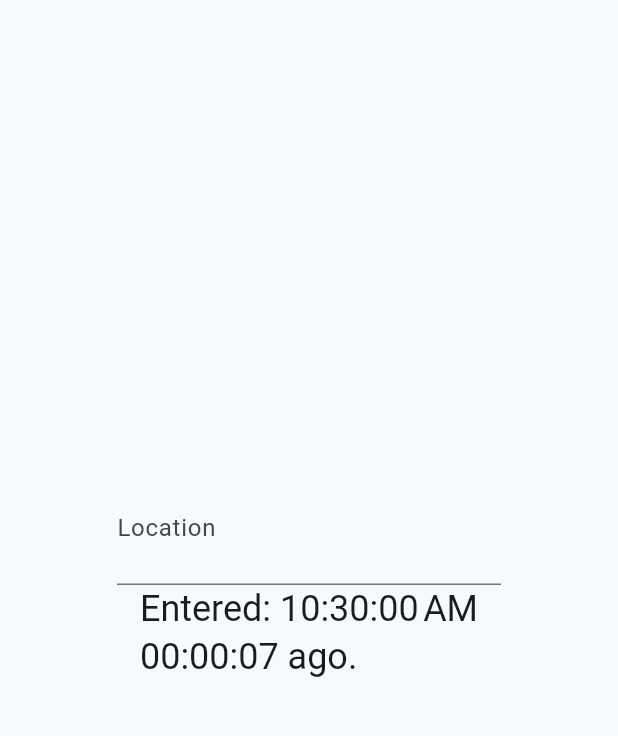
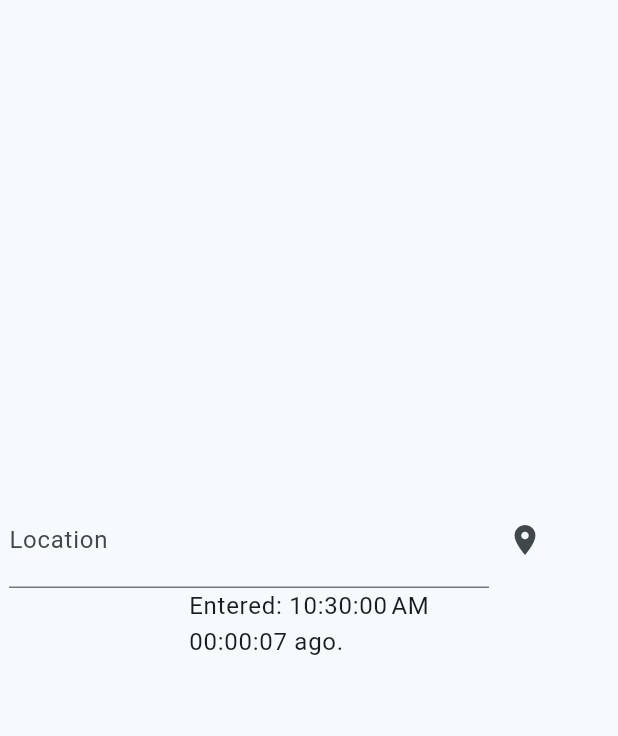
Before and after one commit to siuyin/whre, a Flutter app: the screen it shows after launch, on a phone screen of 412 x 824 dp, the part 84-820 px from its top. Run offline on Flutter 3.47's test engine with Material 3 defaults, Android fonts, the phone set to English and light mode, and no system bars; our stand-ins replace location.

Commit message:
feat: get location from platform

```diff
--- a/lib/main.dart
+++ b/lib/main.dart
@@ -2,6 +2,7 @@ import 'dart:async';
 
 import 'package:flutter/material.dart';
 import 'package:intl/intl.dart';
+import 'package:location/location.dart';
 
 void main() {
   runApp(const MyApp());
@@ -36,7 +37,6 @@ class MyHomePage extends StatefulWidget {
 }
 
 class _MyHomePageState extends State<MyHomePage> {
-  String location = "";
   DateTime startTime = DateTime.now();
   String duration() {
     final dur = DateTime.now().difference(startTime);
@@ -46,10 +46,41 @@ class _MyHomePageState extends State<MyHomePage> {
     return '$hh:$mm:$ss';
   }
 
+  Location geoLoc = Location();
+  final TextEditingController _locController = TextEditingController();
+
+  getLoc() async {
+    final loc = await geoLoc.getLocation();
+    _locController.text = '${loc.latitude},${loc.longitude}';
+    startTime = DateTime.now();
+  }
+
+  getGeoLoc() async {
+    bool serviceEnabled;
+    PermissionStatus permissionGranted;
+
+    serviceEnabled = await geoLoc.serviceEnabled();
+    if (!serviceEnabled) {
+      serviceEnabled = await geoLoc.requestService();
+      if (!serviceEnabled) {
+        return;
+      }
+    }
+
+    permissionGranted = await geoLoc.hasPermission();
+    if (permissionGranted == PermissionStatus.denied) {
+      permissionGranted = await geoLoc.requestPermission();
+      if (permissionGranted != PermissionStatus.granted) {
+        return;
+      }
+    }
+  }
+
   @override
   void initState() {
     super.initState();
     Timer.periodic(const Duration(seconds: 1), (timer) => setState(() {}));
+    // getGeoLoc();
   }
 
   @override
@@ -63,28 +94,61 @@ class _MyHomePageState extends State<MyHomePage> {
         child: Column(
           mainAxisAlignment: MainAxisAlignment.center,
           children: <Widget>[
-            SizedBox(
-              width: 256,
-              child: TextField(
-                decoration: const InputDecoration(
-                  labelText: 'Location',
-                ),
-                style: Theme.of(context).textTheme.displaySmall,
-                onSubmitted: (value) {
-                  setState(() {
-                    location = value;
-                    startTime = DateTime.now();
-                  });
-                },
-              ),
-            ),
-            Text(
-              'Entered: ${DateFormat.jms().format(startTime)}\n${duration()} ago.',
-              style: Theme.of(context).textTheme.headlineSmall,
-            ),
+            parkedLoc(context),
+            timingInfo(context),
           ],
         ),
       ),
     );
   }
+
+  Text timingInfo(BuildContext context) {
+    return Text(
+      'Entered: ${DateFormat.jms().format(startTime)}\n${duration()} ago.',
+      style: Theme.of(context).textTheme.bodyLarge,
+    );
+  }
+
+  SizedBox parkedLoc(BuildContext context) {
+    return SizedBox(
+      width: 400,
+      child: Row(
+        children: [
+          locationTextField(context),
+          getLocationIconButton(),
+        ],
+      ),
+    );
+  }
+
+  Flexible getLocationIconButton() {
+    return Flexible(
+      flex: 2,
+      child: IconButton(
+        onPressed: () {
+          getLoc();
+        },
+        icon: const Icon(Icons.location_on),
+        tooltip: 'capture latitude & longitude to paste into Google Maps',
+      ),
+    );
+  }
+
+  Flexible locationTextField(BuildContext context) {
+    return Flexible(
+      flex: 8,
+      child: TextField(
+        decoration: const InputDecoration(
+          labelText: 'Location',
+        ),
+        style: Theme.of(context).textTheme.headlineSmall,
+        onSubmitted: (_) {
+          setState(() {
+            startTime = DateTime.now();
+          });
+        },
+        controller: _locController,
+      ),
+    );
+  }
 }
--- a/pubspec.yaml
+++ b/pubspec.yaml
@@ -37,6 +37,7 @@ dependencies:
   cupertino_icons: ^1.0.8
   intl: ^0.19.0
   flutter_launcher_icons: ^0.13.1
+  location: ^7.0.0
 
 flutter_launcher_icons:
   image_path: "assets/icon/icon.png"
```
Also changed, not shown: pubspec.lock, 2 other files.
